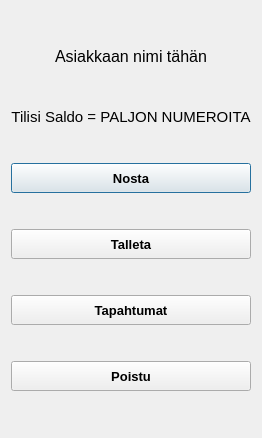
Qt form bankautomat/bankui.ui (bank-2022/group17) before a commit.
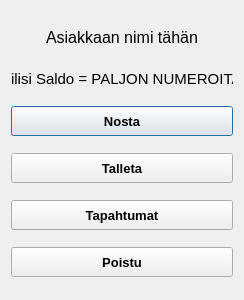
The same form after that commit.

Commit message: Korjattu UI kuvien path, estetty ikkunoiden skaalaus

Diff of the .ui file:
```diff
--- a/bankautomat/bankui.ui
+++ b/bankautomat/bankui.ui
@@ -6,10 +6,28 @@
    <rect>
     <x>0</x>
     <y>0</y>
-    <width>256</width>
-    <height>438</height>
+    <width>244</width>
+    <height>300</height>
    </rect>
   </property>
+  <property name="sizePolicy">
+   <sizepolicy hsizetype="Fixed" vsizetype="Fixed">
+    <horstretch>0</horstretch>
+    <verstretch>0</verstretch>
+   </sizepolicy>
+  </property>
+  <property name="minimumSize">
+   <size>
+    <width>244</width>
+    <height>300</height>
+   </size>
+  </property>
+  <property name="maximumSize">
+   <size>
+    <width>244</width>
+    <height>300</height>
+   </size>
+  </property>
   <property name="windowTitle">
    <string>Dialog</string>
   </property>
```
The commit also changes 7 other files.
